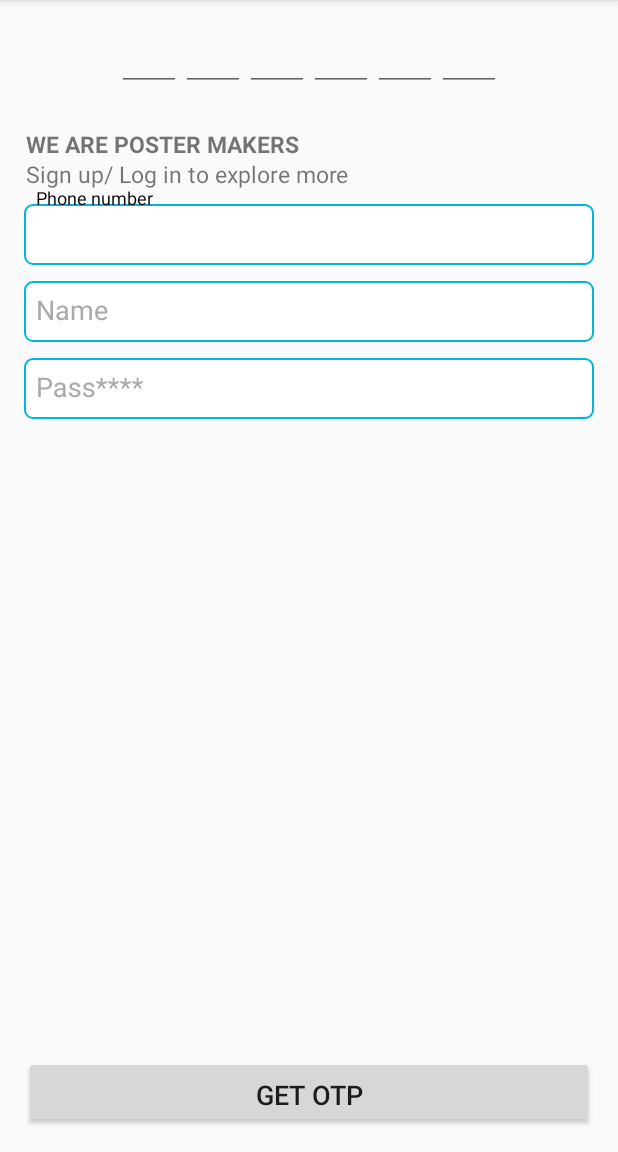
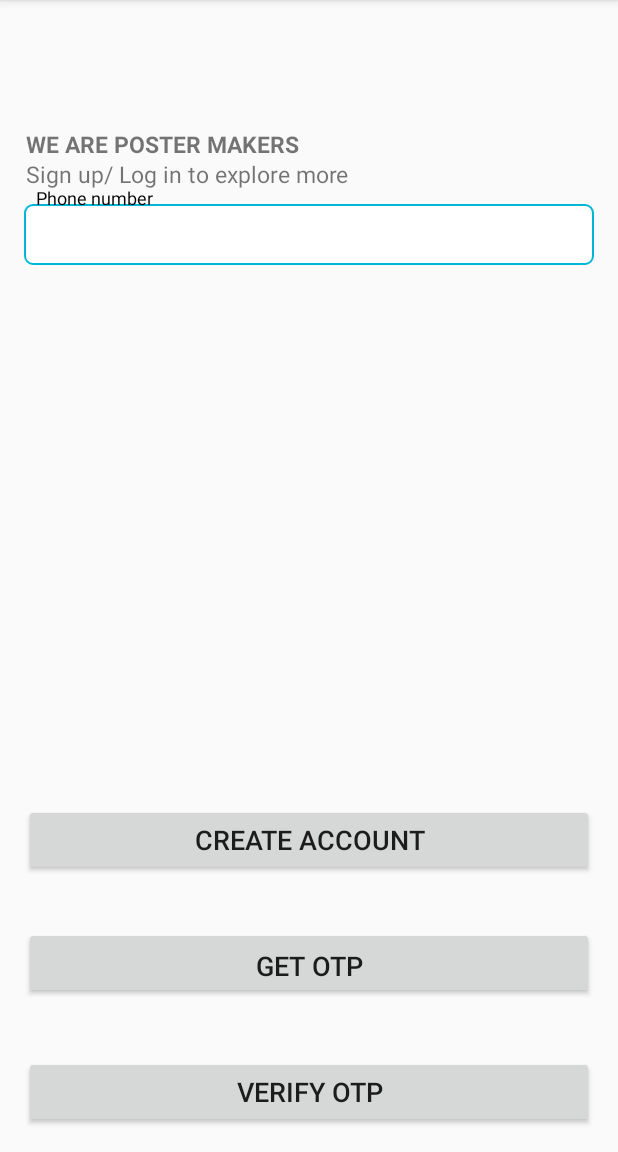
Before and after one commit to KimonnAravind/PrintArt, an Android app: the screen it shows after launch (MainActivity), on a phone screen of 412 x 824 dp, the part 84-1236 px from its top. Run offline under Robolectric (Android 15) with nearby library versions, the phone set to English and light mode, and no system bars; our stand-ins replace Firebase (no records; nobody signed in at launch, a user with empty details on screens opened directly).

Commit message:
git commit -m "PrintArt2/19/2020"

```diff
--- a/app/src/main/java/com/assigned/printart/MainActivity.java
+++ b/app/src/main/java/com/assigned/printart/MainActivity.java
@@ -18,6 +18,7 @@ import android.widget.Toast;
 import com.google.android.gms.common.internal.ConnectionErrorMessages;
 import com.google.android.gms.tasks.OnCompleteListener;
 import com.google.android.gms.tasks.Task;
+import com.google.android.material.textfield.TextInputLayout;
 import com.google.firebase.FirebaseException;
 import com.google.firebase.auth.AuthResult;
 import com.google.firebase.auth.FirebaseAuth;
@@ -40,10 +41,12 @@ public class MainActivity extends AppCompatActivity
     private EditText fifth;
     private EditText sixth;
     private LinearLayout pinLayout;
+    private TextInputLayout two,three,four;
     private Button Verify,Verification;
-    private EditText PhoneNumber;
+    private EditText PhoneNumber,name,password,passwords;
     private String OTP="Invalid", Combo;
     private FirebaseAuth mAuth;
+    private Button createAcc;
     String code;
     @Override
     protected void onCreate(Bundle savedInstanceState) {
@@ -62,12 +65,20 @@ public class MainActivity extends AppCompatActivity
         pinLayout=(LinearLayout) findViewById(R.id.linLayout);
         Verification=(Button)findViewById(R.id.verification);
         PhoneNumber=(EditText)findViewById(R.id.phonenumber);
+        name=(EditText)findViewById(R.id.name);
+        password=(EditText)findViewById(R.id.password);
+        passwords=(EditText)findViewById(R.id.repassword);
+        two=(TextInputLayout)findViewById(R.id.layps);
+        three=(TextInputLayout)findViewById(R.id.laypsc);
+        four=(TextInputLayout)findViewById(R.id.laypscs);
+        createAcc=(Button)findViewById(R.id.create);
 
         mAuth = FirebaseAuth.getInstance();
         {
 
 
-            first.addTextChangedListener(new TextWatcher() {
+            first.addTextChangedListener(new TextWatcher()
+            {
                 @Override
                 public void beforeTextChanged(CharSequence s, int start, int count, int after) {
 
@@ -166,6 +177,8 @@ public class MainActivity extends AppCompatActivity
                 @Override
                 public void onTextChanged(CharSequence s, int start, int before, int count) {
                     if (s.length() == 1) {
+
+
                         sixth.requestFocus();
                     }
                     if(s.length()<1)
@@ -189,7 +202,11 @@ public class MainActivity extends AppCompatActivity
                 public void onTextChanged(CharSequence s, int start, int before, int count) {
                     if (s.length() == 1)
                     {
-                        Verify.performClick();
+                        if(!first.getText().toString().isEmpty()&&!second.getText().toString().isEmpty()&&!third.getText().toString().isEmpty()&&
+                                !fourth.getText().toString().isEmpty()&&!fifth.getText().toString().isEmpty())
+                        {
+                            /*Verification.performClick();*/
+                        }
 
                     }
                     if(s.length()<1)
@@ -213,11 +230,16 @@ public class MainActivity extends AppCompatActivity
             public void onClick(View v)
             {
                 getOTP();
-                pinLayout.setVisibility(View.VISIBLE);
-                Verification.setVisibility(View.VISIBLE);
-                Verify.setVisibility(View.INVISIBLE);
+
+
             }
 
+        });
+        createAcc.setOnClickListener(new View.OnClickListener() {
+            @Override
+            public void onClick(View v) {
+                Toast.makeText(MainActivity.this, "Ready To push", Toast.LENGTH_SHORT).show();
+            }
         });
 
         Verification.setOnClickListener(new View.OnClickListener() {
@@ -254,18 +276,19 @@ public class MainActivity extends AppCompatActivity
                         if (task.isSuccessful())
                         {
                             PhoneNumber.setEnabled(false);
-
-
+                            Toast.makeText(MainActivity.this, "Verified", Toast.LENGTH_SHORT).show();
+                            PhoneNumber.setEnabled(false);
+                            two.setVisibility(View.VISIBLE);
+                            three.setVisibility(View.VISIBLE);
+                            four.setVisibility(View.VISIBLE);
+                            Verification.setVisibility(View.INVISIBLE);
 
                         }
                         else {
-                            // Sign in failed, display a message and update the UI
-                            Log.w("YESPlease", "signInWithCredential:failure", task.getException());
-                            Toast.makeText(MainActivity.this, "Invalid OTP", Toast.LENGTH_SHORT).show();
 
+                            Toast.makeText(MainActivity.this, "OTP Expired", Toast.LENGTH_SHORT).show();
                             if (task.getException() instanceof FirebaseAuthInvalidCredentialsException) {
-                                // The verification code entered was invalid
-                            }
+                                 }
                         }
                     }
                 });
@@ -301,13 +324,15 @@ public class MainActivity extends AppCompatActivity
         @Override
         public void onVerificationFailed(@NonNull FirebaseException e) {
 
-            Toast.makeText(MainActivity.this, "Please try again", Toast.LENGTH_SHORT).show();
+            Toast.makeText(MainActivity.this, "You have exceeded the maximum number of try! Please try after 24 hours, or Contact support team!", Toast.LENGTH_SHORT).show();
         }
         @Override
         public void onCodeSent(@NonNull String s, @NonNull PhoneAuthProvider.ForceResendingToken forceResendingToken)
         {
             super.onCodeSent(s, forceResendingToken);
             OTP = s;
+            Verify.setVisibility(View.INVISIBLE);
+            pinLayout.setVisibility(View.VISIBLE);
         }
 
 
--- a/app/src/main/res/layout/activity_main.xml
+++ b/app/src/main/res/layout/activity_main.xml
@@ -31,6 +31,7 @@
                 android:layout_width="match_parent"
                 android:layout_height="wrap_content"
                 android:id="@+id/layp"
+
                 android:layout_marginTop="125dp"
                 android:textColorHint="@android:color/darker_gray"
                 app:boxStrokeColor="@android:color/white"
@@ -46,6 +47,7 @@
                     android:inputType="phone"
                     android:maxLength="10"
                     android:padding="8dp"
+
                     android:textColor="@android:color/black"
                     android:textColorHint="@android:color/black" />
             </com.google.android.material.textfield.TextInputLayout>
@@ -57,6 +59,7 @@
         android:layout_height="wrap_content"
         android:id="@+id/layps"
         android:layout_below="@id/layp"
+        android:visibility="invisible"
         android:textColorHint="@android:color/darker_gray"
         app:boxStrokeColor="@android:color/white"
         style="Widget.MaterialComponents.TextInputLayout.OutlinedBox">
@@ -82,8 +85,9 @@
         android:layout_width="match_parent"
         android:layout_height="wrap_content"
         android:id="@+id/laypsc"
+        android:layout_below="@id/layps"
+        android:visibility="invisible"
 
-        android:layout_below="@id/layps"
         android:textColorHint="@android:color/darker_gray"
         app:boxStrokeColor="@android:color/white"
         style="Widget.MaterialComponents.TextInputLayout.OutlinedBox">
@@ -95,13 +99,40 @@
         android:layout_marginRight="16dp"
         android:background="@drawable/button"
         android:hint="Pass****"
-        android:inputType="textCapWords"
+        android:inputType="textPassword"
         android:maxLength="20"
         android:padding="8dp"
         android:textColor="@android:color/black"
         android:textColorHint="@android:color/black" />
 
     </com.google.android.material.textfield.TextInputLayout>
+
+    <com.google.android.material.textfield.TextInputLayout
+        android:layout_width="match_parent"
+        android:layout_height="wrap_content"
+        android:id="@+id/laypscs"
+        android:layout_below="@id/laypsc"
+        android:visibility="invisible"
+
+        android:textColorHint="@android:color/darker_gray"
+        app:boxStrokeColor="@android:color/white"
+        style="Widget.MaterialComponents.TextInputLayout.OutlinedBox">
+        <com.google.android.material.textfield.TextInputEditText
+            android:id="@+id/repassword"
+            android:layout_width="match_parent"
+            android:layout_height="wrap_content"
+            android:layout_marginLeft="16dp"
+            android:layout_marginRight="16dp"
+            android:background="@drawable/button"
+            android:hint="Re-Enter your pass****"
+            android:inputType="textPassword"
+            android:maxLength="20"
+            android:padding="8dp"
+            android:textColor="@android:color/black"
+            android:textColorHint="@android:color/black" />
+
+    </com.google.android.material.textfield.TextInputLayout>
+
 
     <LinearLayout
                     android:id="@+id/linLayout"
@@ -110,17 +141,17 @@
                     android:layout_gravity="center_horizontal"
                     android:layout_marginTop="15dp"
 
+                    android:layout_below="@+id/laypscs"
                     android:gravity="center_horizontal"
                     android:orientation="horizontal"
-                    android:visibility="visible">
+                    android:visibility="invisible">
 
                     <EditText
                         android:id="@+id/one"
                         style="@style/pin_edittext_style"
-
+                        android:inputType="numberPassword"
                         android:layout_width="wrap_content"
                         android:layout_height="wrap_content"
-                        android:contentDescription="@string/pin_content_desc"
                         android:maxLength="1" />
 
                     <EditText
@@ -128,65 +159,51 @@
                         style="@style/pin_edittext_style"
                         android:layout_width="wrap_content"
                         android:layout_height="wrap_content"
-                        android:contentDescription="@string/pin_content_desc"
-                        android:maxLength="1" />
+                        android:inputType="numberPassword"/>
 
                     <EditText
                         android:id="@+id/three"
                         style="@style/pin_edittext_style"
                         android:layout_width="wrap_content"
                         android:layout_height="wrap_content"
-                        android:contentDescription="@string/pin_content_desc"
-                        android:maxLength="1" />
+                        android:inputType="numberPassword"/>
 
                     <EditText
                         android:id="@+id/four"
                         style="@style/pin_edittext_style"
                         android:layout_width="wrap_content"
                         android:layout_height="wrap_content"
-                        android:contentDescription="@string/pin_content_desc"
-                        android:maxLength="1" />
+                        android:inputType="numberPassword"/>
 
                     <EditText
                         android:id="@+id/five"
                         style="@style/pin_edittext_style"
                         android:layout_width="wrap_content"
                         android:layout_height="wrap_content"
-                        android:contentDescription="@string/pin_content_desc"
-                        android:maxLength="1" />
+                        android:inputType="numberPassword"/>
 
                     <EditText
                         android:id="@+id/six"
                         style="@style/pin_edittext_style"
                         android:layout_width="wrap_content"
                         android:layout_height="wrap_content"
-                        android:contentDescription="@string/pin_content_desc"
-                        android:maxLength="1" />
+                        android:inputType="numberPassword"/>
 
 
 
                 </LinearLayout>
 
 
-
-
-
-
-
-
-
-
-
-
-
-
     <Button
         android:id="@+id/verify"
         android:layout_width="match_parent"
         android:layout_height="wrap_content"
+        android:layout_above="@id/verification"
         android:layout_alignParentBottom="true"
-        android:layout_margin="16dp"
-        android:layout_marginBottom="0dp"
+        android:layout_centerHorizontal="true"
+        android:layout_marginLeft="16dp"
+        android:layout_marginRight="16dp"
+        android:layout_marginBottom="102dp"
         android:gravity="bottom"
         android:text="Get OTP"
         android:textAlignment="center"
@@ -202,12 +219,23 @@
         android:textAlignment="center"
         android:text="Verify OTP"
         android:textSize="18sp"
-        android:visibility="invisible"
+        android:visibility="visible"/>
 
+    <Button
+        android:id="@+id/create"
+        android:layout_width="match_parent"
+        android:layout_height="wrap_content"
+        android:layout_alignParentStart="true"
+        android:layout_marginLeft="16dp"
+        android:layout_marginRight="16dp"
+        android:layout_alignParentBottom="true"
+        android:layout_marginTop="16dp"
+        android:layout_marginBottom="184dp"
+        android:text="Create Account"
 
-        />
-
-
+        android:textAlignment="center"
+        android:textSize="18sp"
+        android:visibility="visible" />
 
 
 </RelativeLayout>
```
